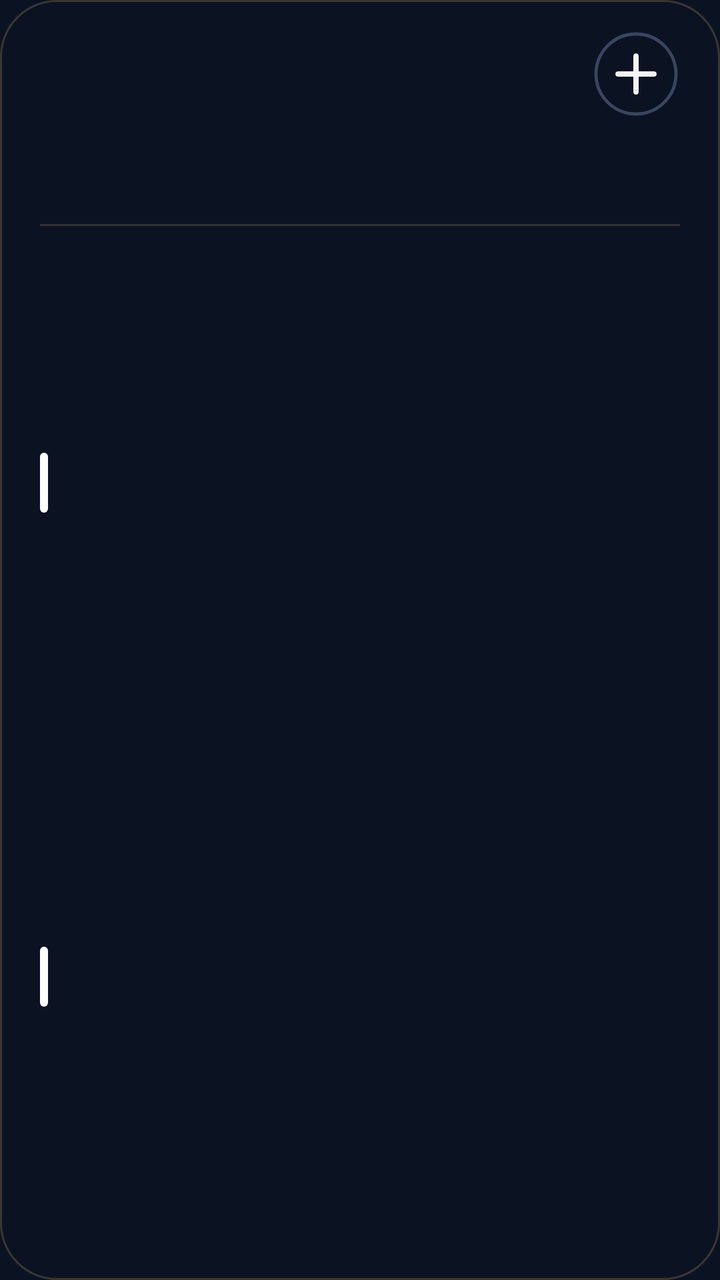
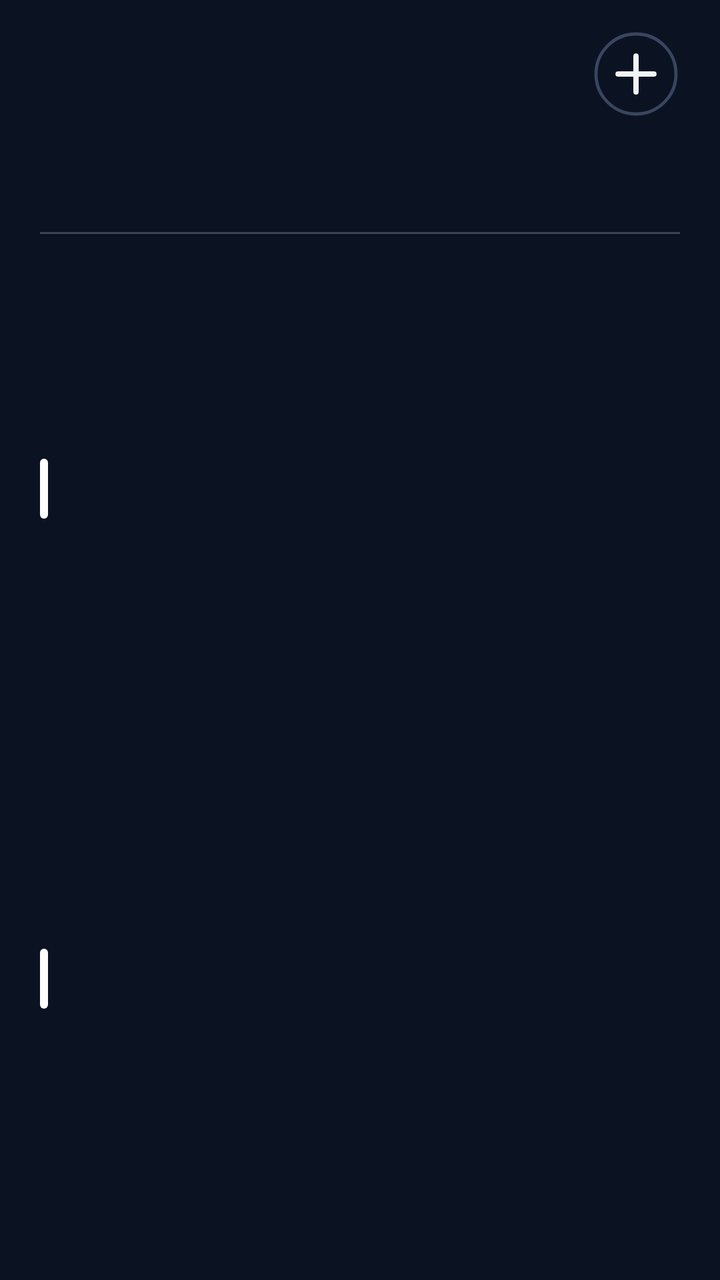

Before-and-after screenshots of an Android layout around one commit, followed by the original layout XML and the change that was made.
<!-- AndroidManifest.xml: application theme AppTheme -->
<!-- res/layout/cal_k2.xml -->
<?xml version="1.0" encoding="utf-8"?>
<FrameLayout
    xmlns:android="http://schemas.android.com/apk/res/android"
    android:id="@+id/root"
    android:layout_width="match_parent"
    android:layout_height="match_parent"
    android:padding="0dp">

    <ImageView
        android:id="@+id/cal_bg"
        android:layout_width="match_parent"
        android:layout_height="match_parent"
        android:importantForAccessibility="no"
        android:scaleType="fitXY" />
    <LinearLayout
        android:id="@+id/panel"
        android:layout_width="match_parent"
        android:layout_height="match_parent"
        android:background="@drawable/cal_panel"
        android:orientation="vertical"
        android:paddingStart="20dp"
        android:paddingTop="13dp"
        android:paddingEnd="20dp"
        android:paddingBottom="14dp">

        
        <LinearLayout
            android:layout_width="match_parent"
            android:layout_height="48dp"
            android:gravity="center_vertical"
            android:orientation="horizontal">
        <ImageView
            android:id="@+id/cal_day"
            android:layout_width="wrap_content"
            android:layout_height="47dp"
            android:adjustViewBounds="true"
            android:scaleType="fitStart" />

            <LinearLayout
                android:layout_width="0dp"
                android:layout_height="wrap_content"
                android:layout_marginStart="12dp"
                android:layout_weight="1"
                android:orientation="vertical">
                <ImageView
                    android:id="@+id/cal_month"
                    android:layout_width="match_parent"
                    android:layout_height="23dp"
                    android:adjustViewBounds="true"
                    android:scaleType="fitStart" />
                <ImageView
                    android:id="@+id/cal_sub"
                    android:layout_width="match_parent"
                    android:layout_height="16dp"
                    android:adjustViewBounds="true"
                    android:layout_marginTop="2dp"
                    android:scaleType="fitStart" />
            </LinearLayout>

            <ImageView
                android:id="@+id/btn_add"
                android:layout_width="44dp"
                android:layout_height="44dp"
                android:contentDescription="New event"
                android:src="@drawable/ic_cal_add" />
        </LinearLayout>

        
        <LinearLayout
            android:layout_width="match_parent"
            android:layout_height="44dp"
            android:layout_marginTop="2dp"
            android:orientation="horizontal">
            <LinearLayout
                android:layout_width="0dp"
                android:layout_height="match_parent"
                android:layout_weight="1"
                android:gravity="center_horizontal"
                android:orientation="vertical">
                <ImageView
                    android:id="@+id/wk_label_0"
                    android:layout_width="wrap_content"
                    android:layout_height="14dp"
                    android:adjustViewBounds="true"
                    android:scaleType="fitCenter" />
                <ImageView
                    android:id="@+id/wk_num_0"
                    android:layout_width="26dp"
                    android:layout_height="26dp"
                    android:adjustViewBounds="true"
                    android:layout_marginTop="3dp"
                    android:scaleType="fitCenter" />
            </LinearLayout>
            <LinearLayout
                android:layout_width="0dp"
                android:layout_height="match_parent"
                android:layout_weight="1"
                android:gravity="center_horizontal"
                android:orientation="vertical">
                <ImageView
                    android:id="@+id/wk_label_1"
                    android:layout_width="wrap_content"
                    android:layout_height="14dp"
                    android:adjustViewBounds="true"
                    android:scaleType="fitCenter" />
                <ImageView
                    android:id="@+id/wk_num_1"
                    android:layout_width="26dp"
                    android:layout_height="26dp"
                    android:adjustViewBounds="true"
                    android:layout_marginTop="3dp"
                    android:scaleType="fitCenter" />
            </LinearLayout>
            <LinearLayout
                android:layout_width="0dp"
                android:layout_height="match_parent"
                android:layout_weight="1"
                android:gravity="center_horizontal"
                android:orientation="vertical">
                <ImageView
                    android:id="@+id/wk_label_2"
                    android:layout_width="wrap_content"
                    android:layout_height="14dp"
                    android:adjustViewBounds="true"
                    android:scaleType="fitCenter" />
                <ImageView
                    android:id="@+id/wk_num_2"
                    android:layout_width="26dp"
                    android:layout_height="26dp"
                    android:adjustViewBounds="true"
                    android:layout_marginTop="3dp"
                    android:scaleType="fitCenter" />
            </LinearLayout>
            <LinearLayout
                android:layout_width="0dp"
                android:layout_height="match_parent"
                android:layout_weight="1"
                android:gravity="center_horizontal"
                android:orientation="vertical">
                <ImageView
                    android:id="@+id/wk_label_3"
                    android:layout_width="wrap_content"
                    android:layout_height="14dp"
                    android:adjustViewBounds="true"
                    android:scaleType="fitCenter" />
                <ImageView
                    android:id="@+id/wk_num_3"
                    android:layout_width="26dp"
                    android:layout_height="26dp"
                    android:adjustViewBounds="true"
                    android:layout_marginTop="3dp"
                    android:scaleType="fitCenter" />
            </LinearLayout>
            <LinearLayout
                android:layout_width="0dp"
                android:layout_height="match_parent"
                android:layout_weight="1"
                android:gravity="center_horizontal"
                android:orientation="vertical">
                <ImageView
                    android:id="@+id/wk_label_4"
                    android:layout_width="wrap_content"
                    android:layout_height="14dp"
                    android:adjustViewBounds="true"
                    android:scaleType="fitCenter" />
                <ImageView
                    android:id="@+id/wk_num_4"
                    android:layout_width="26dp"
                    android:layout_height="26dp"
                    android:adjustViewBounds="true"
                    android:layout_marginTop="3dp"
                    android:scaleType="fitCenter" />
            </LinearLayout>
            <LinearLayout
                android:layout_width="0dp"
                android:layout_height="match_parent"
                android:layout_weight="1"
                android:gravity="center_horizontal"
                android:orientation="vertical">
                <ImageView
                    android:id="@+id/wk_label_5"
                    android:layout_width="wrap_content"
                    android:layout_height="14dp"
                    android:adjustViewBounds="true"
                    android:scaleType="fitCenter" />
                <ImageView
                    android:id="@+id/wk_num_5"
                    android:layout_width="26dp"
                    android:layout_height="26dp"
                    android:adjustViewBounds="true"
                    android:layout_marginTop="3dp"
                    android:scaleType="fitCenter" />
            </LinearLayout>
            <LinearLayout
                android:layout_width="0dp"
                android:layout_height="match_parent"
                android:layout_weight="1"
                android:gravity="center_horizontal"
                android:orientation="vertical">
                <ImageView
                    android:id="@+id/wk_label_6"
                    android:layout_width="wrap_content"
                    android:layout_height="14dp"
                    android:adjustViewBounds="true"
                    android:scaleType="fitCenter" />
                <ImageView
                    android:id="@+id/wk_num_6"
                    android:layout_width="26dp"
                    android:layout_height="26dp"
                    android:adjustViewBounds="true"
                    android:layout_marginTop="3dp"
                    android:scaleType="fitCenter" />
            </LinearLayout>
        </LinearLayout>

        <ImageView
            android:layout_width="match_parent"
            android:layout_height="1dp"
            android:layout_marginTop="5dp"
            android:layout_marginBottom="5dp"
            android:scaleType="fitXY"
            android:src="@drawable/cal_divider" />

        
        <LinearLayout
            android:layout_width="match_parent"
            android:layout_height="0dp"
            android:layout_weight="1"
            android:orientation="vertical">
        <LinearLayout
            android:id="@+id/cal_row_0"
            android:layout_width="match_parent"
            android:layout_height="0dp"
            android:layout_weight="1"
            android:gravity="center_vertical"
            android:orientation="horizontal">

            <ImageView
                android:id="@+id/cal_bar_0"
                android:layout_width="4dp"
                android:layout_height="30dp"
                android:layout_marginEnd="11dp"
                android:scaleType="fitXY"
                android:src="@drawable/cal_bar" />

            <LinearLayout
                android:layout_width="0dp"
                android:layout_height="wrap_content"
                android:layout_weight="1"
                android:orientation="vertical">

                <LinearLayout
                    android:layout_width="match_parent"
                    android:layout_height="wrap_content"
                    android:orientation="horizontal">
                    <ImageView
                        android:id="@+id/cal_time_0"
                        android:layout_width="wrap_content"
                        android:layout_height="16dp"
                        android:adjustViewBounds="true"
                        android:scaleType="fitStart" />
                    <ImageView
                        android:id="@+id/cal_hint_0"
                        android:layout_width="wrap_content"
                        android:layout_height="16dp"
                        android:adjustViewBounds="true"
                        android:layout_marginStart="9dp"
                        android:scaleType="fitStart" />
                </LinearLayout>
                <ImageView
                    android:id="@+id/cal_title_0"
                    android:layout_width="match_parent"
                    android:layout_height="22dp"
                    android:adjustViewBounds="true"
                    android:layout_marginTop="1dp"
                    android:scaleType="fitStart" />
            </LinearLayout>
        </LinearLayout>
        <LinearLayout
            android:id="@+id/cal_row_1"
            android:layout_width="match_parent"
            android:layout_height="0dp"
            android:layout_weight="1"
            android:gravity="center_vertical"
            android:orientation="horizontal">

            <ImageView
                android:id="@+id/cal_bar_1"
                android:layout_width="4dp"
                android:layout_height="30dp"
                android:layout_marginEnd="11dp"
                android:scaleType="fitXY"
                android:src="@drawable/cal_bar" />

            <LinearLayout
                android:layout_width="0dp"
                android:layout_height="wrap_content"
                android:layout_weight="1"
                android:orientation="vertical">

                <LinearLayout
                    android:layout_width="match_parent"
                    android:layout_height="wrap_content"
                    android:orientation="horizontal">
                    <ImageView
                        android:id="@+id/cal_time_1"
                        android:layout_width="wrap_content"
                        android:layout_height="16dp"
                        android:adjustViewBounds="true"
                        android:scaleType="fitStart" />
                    <ImageView
                        android:id="@+id/cal_hint_1"
                        android:layout_width="wrap_content"
                        android:layout_height="16dp"
                        android:adjustViewBounds="true"
                        android:layout_marginStart="9dp"
                        android:scaleType="fitStart" />
                </LinearLayout>
                <ImageView
                    android:id="@+id/cal_title_1"
                    android:layout_width="match_parent"
                    android:layout_height="22dp"
                    android:adjustViewBounds="true"
                    android:layout_marginTop="1dp"
                    android:scaleType="fitStart" />
            </LinearLayout>
        </LinearLayout>
        </LinearLayout>
        <ImageView
            android:id="@+id/cal_more"
            android:layout_width="match_parent"
            android:layout_height="14dp"
            android:adjustViewBounds="true"
            android:scaleType="fitEnd" />
    </LinearLayout>
</FrameLayout>
<!-- resources referenced by this layout -->
<resources>
  <!-- drawable cal_bar (drawable) -->
  <?xml version="1.0" encoding="utf-8"?>
  <shape xmlns:android="http://schemas.android.com/apk/res/android" android:shape="rectangle">
      <solid android:color="#FFFFFFFF" />
      <corners android:radius="2dp" />
  </shape>
  <!-- drawable cal_divider (drawable) -->
  <?xml version="1.0" encoding="utf-8"?>
  <shape xmlns:android="http://schemas.android.com/apk/res/android" android:shape="rectangle">
      <solid android:color="#33D2A867" />
  </shape>
  <!-- drawable cal_panel (drawable) -->
  <?xml version="1.0" encoding="utf-8"?>
  <shape xmlns:android="http://schemas.android.com/apk/res/android" android:shape="rectangle">
      <solid android:color="#00000000" />
      <stroke android:width="1dp" android:color="#3DD2A867" />
      <corners android:radius="@dimen/widget_radius" />
  </shape>
  <!-- drawable ic_cal_add (drawable) -->
  <?xml version="1.0" encoding="utf-8"?>
  <vector xmlns:android="http://schemas.android.com/apk/res/android"
      android:width="44dp"
      android:height="44dp"
      android:viewportWidth="44"
      android:viewportHeight="44">
      <path
          android:pathData="M22,22m-20,0a20,20 0,1 1,40 0a20,20 0,1 1,-40 0"
          android:strokeColor="#FF3A4560"
          android:strokeWidth="1.6" />
      <path
          android:pathData="M13,22L31,22M22,13L22,31"
          android:strokeColor="#FFF1F5F9"
          android:strokeLineCap="round"
          android:strokeWidth="2.6" />
  </vector>
  <style name="AppTheme" parent="@android:style/Theme.DeviceDefault.NoActionBar">
          <item name="android:colorAccent">#DF8B35</item>
          <item name="android:colorControlActivated">#DF8B35</item>
          <item name="android:windowBackground">#0B1322</item>
          <item name="android:statusBarColor">#0E111A</item>
          <item name="android:navigationBarColor">#0B1322</item>
          <item name="android:textColorHint">#718096</item>
      </style>
  <dimen name="widget_radius">28dp</dimen>
</resources>

<!-- the commit's change to res/layout/cal_k2.xml (unified diff, before → after) -->
@@ -68,7 +68,7 @@
         
         <LinearLayout
             android:layout_width="match_parent"
-            android:layout_height="44dp"
+            android:layout_height="48dp"
             android:layout_marginTop="2dp"
             android:orientation="horizontal">
             <LinearLayout
@@ -85,10 +85,10 @@
                     android:scaleType="fitCenter" />
                 <ImageView
                     android:id="@+id/wk_num_0"
-                    android:layout_width="26dp"
-                    android:layout_height="26dp"
-                    android:adjustViewBounds="true"
-                    android:layout_marginTop="3dp"
+                    android:layout_width="34dp"
+                    android:layout_height="34dp"
+                    android:adjustViewBounds="true"
+                    android:layout_marginTop="0dp"
                     android:scaleType="fitCenter" />
             </LinearLayout>
             <LinearLayout
@@ -105,10 +105,10 @@
                     android:scaleType="fitCenter" />
                 <ImageView
                     android:id="@+id/wk_num_1"
-                    android:layout_width="26dp"
-                    android:layout_height="26dp"
-                    android:adjustViewBounds="true"
-                    android:layout_marginTop="3dp"
+                    android:layout_width="34dp"
+                    android:layout_height="34dp"
+                    android:adjustViewBounds="true"
+                    android:layout_marginTop="0dp"
                     android:scaleType="fitCenter" />
             </LinearLayout>
             <LinearLayout
@@ -125,10 +125,10 @@
                     android:scaleType="fitCenter" />
                 <ImageView
                     android:id="@+id/wk_num_2"
-                    android:layout_width="26dp"
-                    android:layout_height="26dp"
-                    android:adjustViewBounds="true"
-                    android:layout_marginTop="3dp"
+                    android:layout_width="34dp"
+                    android:layout_height="34dp"
+                    android:adjustViewBounds="true"
+                    android:layout_marginTop="0dp"
                     android:scaleType="fitCenter" />
             </LinearLayout>
             <LinearLayout
@@ -145,10 +145,10 @@
                     android:scaleType="fitCenter" />
                 <ImageView
                     android:id="@+id/wk_num_3"
-                    android:layout_width="26dp"
-                    android:layout_height="26dp"
-                    android:adjustViewBounds="true"
-                    android:layout_marginTop="3dp"
+                    android:layout_width="34dp"
+                    android:layout_height="34dp"
+                    android:adjustViewBounds="true"
+                    android:layout_marginTop="0dp"
                     android:scaleType="fitCenter" />
             </LinearLayout>
             <LinearLayout
@@ -165,10 +165,10 @@
                     android:scaleType="fitCenter" />
                 <ImageView
                     android:id="@+id/wk_num_4"
-                    android:layout_width="26dp"
-                    android:layout_height="26dp"
-                    android:adjustViewBounds="true"
-                    android:layout_marginTop="3dp"
+                    android:layout_width="34dp"
+                    android:layout_height="34dp"
+                    android:adjustViewBounds="true"
+                    android:layout_marginTop="0dp"
                     android:scaleType="fitCenter" />
             </LinearLayout>
             <LinearLayout
@@ -185,10 +185,10 @@
                     android:scaleType="fitCenter" />
                 <ImageView
                     android:id="@+id/wk_num_5"
-                    android:layout_width="26dp"
-                    android:layout_height="26dp"
-                    android:adjustViewBounds="true"
-                    android:layout_marginTop="3dp"
+                    android:layout_width="34dp"
+                    android:layout_height="34dp"
+                    android:adjustViewBounds="true"
+                    android:layout_marginTop="0dp"
                     android:scaleType="fitCenter" />
             </LinearLayout>
             <LinearLayout
@@ -205,15 +205,16 @@
                     android:scaleType="fitCenter" />
                 <ImageView
                     android:id="@+id/wk_num_6"
-                    android:layout_width="26dp"
-                    android:layout_height="26dp"
-                    android:adjustViewBounds="true"
-                    android:layout_marginTop="3dp"
+                    android:layout_width="34dp"
+                    android:layout_height="34dp"
+                    android:adjustViewBounds="true"
+                    android:layout_marginTop="0dp"
                     android:scaleType="fitCenter" />
             </LinearLayout>
         </LinearLayout>
 
         <ImageView
+            android:id="@+id/cal_div"
             android:layout_width="match_parent"
             android:layout_height="1dp"
             android:layout_marginTop="5dp"
<!-- resource entries referenced after the edit -->
@@ -9,13 +9,12 @@
   <!-- drawable cal_divider (drawable) -->
   <?xml version="1.0" encoding="utf-8"?>
   <shape xmlns:android="http://schemas.android.com/apk/res/android" android:shape="rectangle">
-      <solid android:color="#33D2A867" />
+      <solid android:color="#33FFFFFF" />
   </shape>
   <!-- drawable cal_panel (drawable) -->
   <?xml version="1.0" encoding="utf-8"?>
   <shape xmlns:android="http://schemas.android.com/apk/res/android" android:shape="rectangle">
       <solid android:color="#00000000" />
-      <stroke android:width="1dp" android:color="#3DD2A867" />
       <corners android:radius="@dimen/widget_radius" />
   </shape>
   <!-- drawable ic_cal_add (drawable) -->
